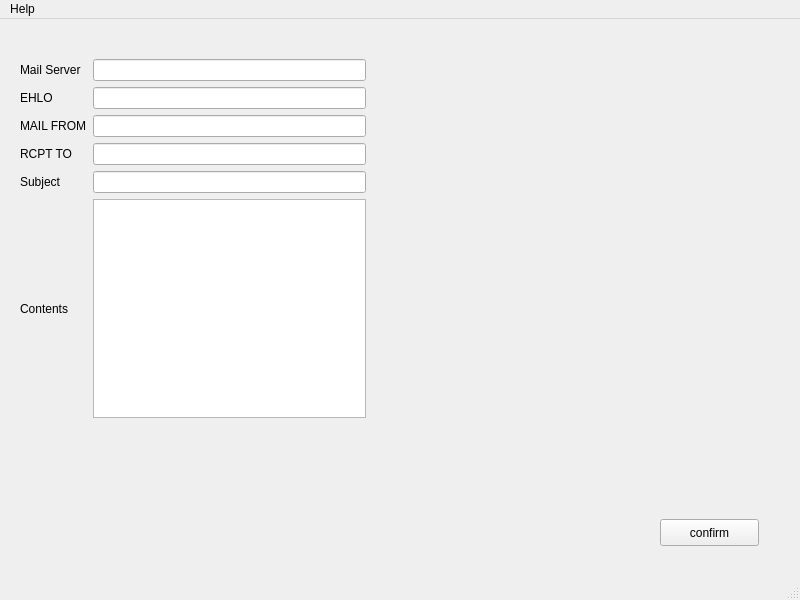
Before: the Qt Designer form sendmail/attack-mail.ui in jybaek/gist, drawn with Qt 5.
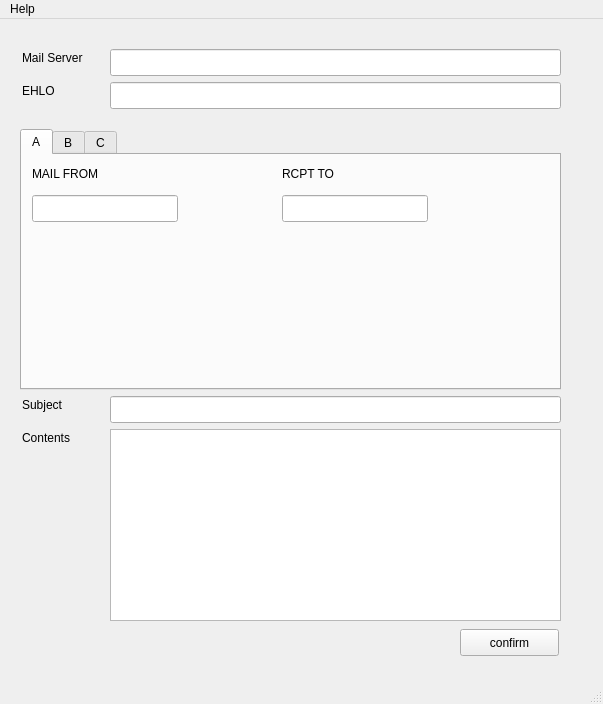
After: the same form once the commit is applied.

The edit to the form file:
```diff
--- a/sendmail/attack-mail.ui
+++ b/sendmail/attack-mail.ui
@@ -6,8 +6,8 @@
    <rect>
     <x>0</x>
     <y>0</y>
-    <width>800</width>
-    <height>600</height>
+    <width>603</width>
+    <height>704</height>
    </rect>
   </property>
   <property name="windowTitle">
@@ -17,8 +17,8 @@
    <widget class="QPushButton" name="pushButton">
     <property name="geometry">
      <rect>
-      <x>660</x>
-      <y>500</y>
+      <x>460</x>
+      <y>610</y>
       <width>99</width>
       <height>27</height>
      </rect>
@@ -27,77 +27,171 @@
      <string>confirm</string>
     </property>
    </widget>
-   <widget class="QWidget" name="">
+   <widget class="QTabWidget" name="tabWidget">
     <property name="geometry">
      <rect>
       <x>20</x>
-      <y>40</y>
-      <width>346</width>
-      <height>359</height>
+      <y>110</y>
+      <width>541</width>
+      <height>261</height>
      </rect>
     </property>
-    <layout class="QGridLayout" name="gridLayout">
-     <item row="0" column="0">
-      <widget class="QLabel" name="label_6">
-       <property name="text">
-        <string>Mail Server</string>
-       </property>
-      </widget>
-     </item>
-     <item row="0" column="1">
-      <widget class="QLineEdit" name="form_mailserver"/>
-     </item>
-     <item row="1" column="0">
-      <widget class="QLabel" name="label">
-       <property name="text">
-        <string>EHLO</string>
-       </property>
-      </widget>
-     </item>
-     <item row="1" column="1">
-      <widget class="QLineEdit" name="form_ehlo"/>
-     </item>
-     <item row="2" column="0">
-      <widget class="QLabel" name="label_2">
-       <property name="text">
-        <string>MAIL FROM</string>
-       </property>
-      </widget>
-     </item>
-     <item row="2" column="1">
-      <widget class="QLineEdit" name="form_mailfrom"/>
-     </item>
-     <item row="3" column="0">
-      <widget class="QLabel" name="label_3">
-       <property name="text">
-        <string>RCPT TO</string>
-       </property>
-      </widget>
-     </item>
-     <item row="3" column="1">
-      <widget class="QLineEdit" name="form_rcptto"/>
-     </item>
-     <item row="4" column="0">
-      <widget class="QLabel" name="label_7">
-       <property name="text">
-        <string>Subject</string>
-       </property>
-      </widget>
-     </item>
-     <item row="4" column="1">
-      <widget class="QLineEdit" name="form_subject"/>
-     </item>
-     <item row="5" column="0">
-      <widget class="QLabel" name="label_4">
-       <property name="text">
-        <string>Contents</string>
-       </property>
-      </widget>
-     </item>
-     <item row="5" column="1">
-      <widget class="QTextEdit" name="form_data"/>
-     </item>
-    </layout>
+    <property name="currentIndex">
+     <number>0</number>
+    </property>
+    <widget class="QWidget" name="tab">
+     <attribute name="title">
+      <string>A</string>
+     </attribute>
+     <widget class="QLineEdit" name="form_rcptto">
+      <property name="geometry">
+       <rect>
+        <x>260</x>
+        <y>40</y>
+        <width>146</width>
+        <height>27</height>
+       </rect>
+      </property>
+     </widget>
+     <widget class="QLabel" name="label_2">
+      <property name="geometry">
+       <rect>
+        <x>10</x>
+        <y>10</y>
+        <width>82</width>
+        <height>17</height>
+       </rect>
+      </property>
+      <property name="text">
+       <string>MAIL FROM</string>
+      </property>
+     </widget>
+     <widget class="QLineEdit" name="form_mailfrom">
+      <property name="geometry">
+       <rect>
+        <x>10</x>
+        <y>40</y>
+        <width>146</width>
+        <height>27</height>
+       </rect>
+      </property>
+     </widget>
+     <widget class="QLabel" name="label_3">
+      <property name="geometry">
+       <rect>
+        <x>260</x>
+        <y>10</y>
+        <width>60</width>
+        <height>17</height>
+       </rect>
+      </property>
+      <property name="text">
+       <string>RCPT TO</string>
+      </property>
+     </widget>
+    </widget>
+    <widget class="QWidget" name="tab_3">
+     <attribute name="title">
+      <string>B</string>
+     </attribute>
+    </widget>
+    <widget class="QWidget" name="tab_2">
+     <attribute name="title">
+      <string>C</string>
+     </attribute>
+    </widget>
+   </widget>
+   <widget class="QLabel" name="label_6">
+    <property name="geometry">
+     <rect>
+      <x>22</x>
+      <y>30</y>
+      <width>78</width>
+      <height>17</height>
+     </rect>
+    </property>
+    <property name="text">
+     <string>Mail Server</string>
+    </property>
+   </widget>
+   <widget class="QLabel" name="label">
+    <property name="geometry">
+     <rect>
+      <x>22</x>
+      <y>63</y>
+      <width>38</width>
+      <height>17</height>
+     </rect>
+    </property>
+    <property name="text">
+     <string>EHLO</string>
+    </property>
+   </widget>
+   <widget class="QLineEdit" name="form_ehlo">
+    <property name="geometry">
+     <rect>
+      <x>110</x>
+      <y>63</y>
+      <width>451</width>
+      <height>27</height>
+     </rect>
+    </property>
+   </widget>
+   <widget class="QLineEdit" name="form_mailserver">
+    <property name="geometry">
+     <rect>
+      <x>110</x>
+      <y>30</y>
+      <width>451</width>
+      <height>27</height>
+     </rect>
+    </property>
+   </widget>
+   <widget class="QLineEdit" name="form_subject">
+    <property name="geometry">
+     <rect>
+      <x>110</x>
+      <y>377</y>
+      <width>451</width>
+      <height>27</height>
+     </rect>
+    </property>
+   </widget>
+   <widget class="QLabel" name="label_7">
+    <property name="geometry">
+     <rect>
+      <x>22</x>
+      <y>377</y>
+      <width>52</width>
+      <height>17</height>
+     </rect>
+    </property>
+    <property name="text">
+     <string>Subject</string>
+    </property>
+   </widget>
+   <widget class="QLabel" name="label_4">
+    <property name="geometry">
+     <rect>
+      <x>22</x>
+      <y>410</y>
+      <width>64</width>
+      <height>17</height>
+     </rect>
+    </property>
+    <property name="text">
+     <string>Contents</string>
+    </property>
+   </widget>
+   <widget class="QTextEdit" name="form_data">
+    <property name="geometry">
+     <rect>
+      <x>110</x>
+      <y>410</y>
+      <width>451</width>
+      <height>192</height>
+     </rect>
+    </property>
    </widget>
   </widget>
   <widget class="QMenuBar" name="menubar">
@@ -105,7 +199,7 @@
     <rect>
      <x>0</x>
      <y>0</y>
-     <width>800</width>
+     <width>603</width>
      <height>31</height>
     </rect>
    </property>
```
